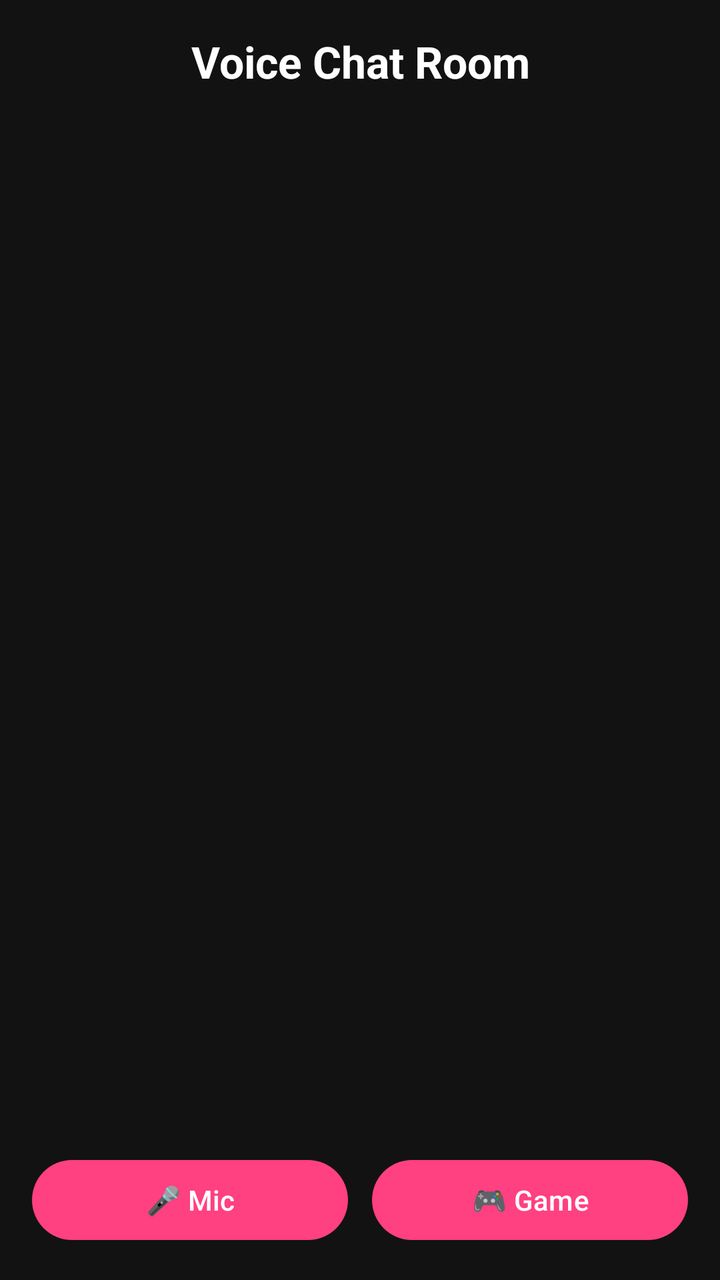
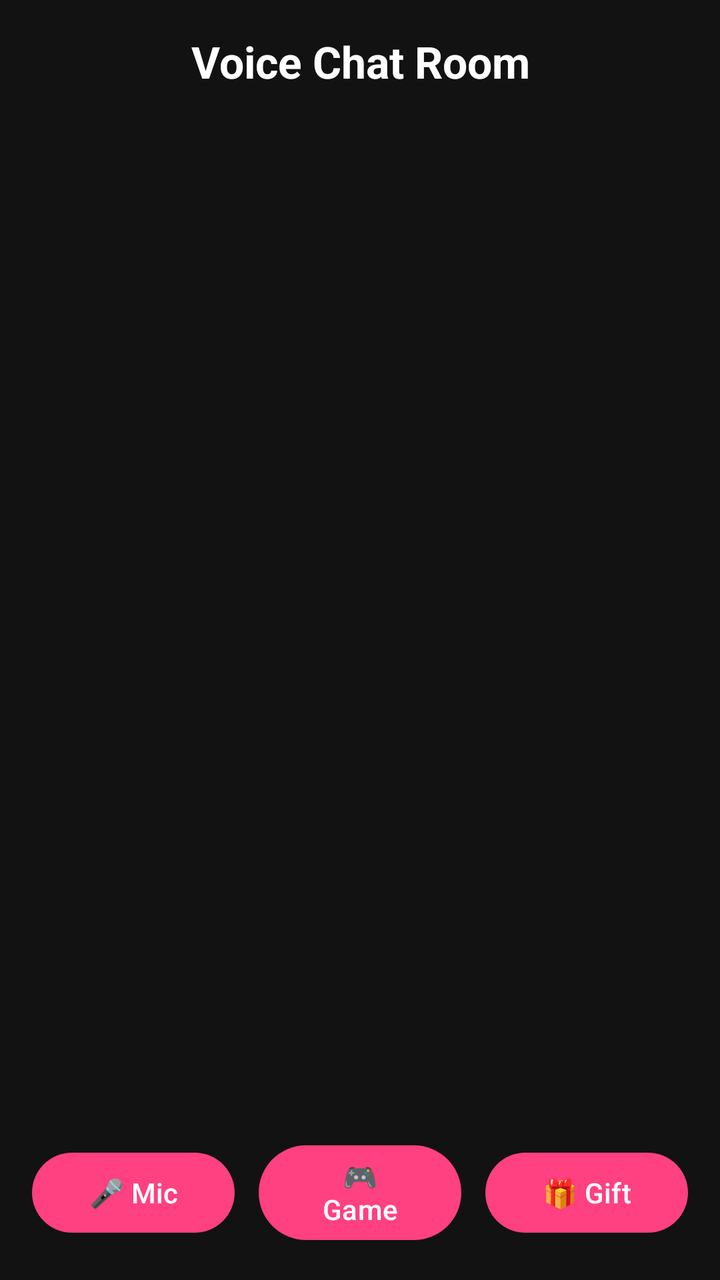

Two renders of the same Android screen: before a commit and after it. Below are the layout's source before the change and the commit's diff.
<!-- AndroidManifest.xml: application theme Theme.SRVoiceChat -->
<!-- res/layout/activity_chat_room.xml -->
<?xml version="1.0" encoding="utf-8"?>
<LinearLayout xmlns:android="http://schemas.android.com/apk/res/android"
    android:layout_width="match_parent"
    android:layout_height="match_parent"
    android:orientation="vertical"
    android:padding="16dp"
    android:background="#121212">

    <TextView
        android:layout_width="match_parent"
        android:layout_height="wrap_content"
        android:text="Voice Chat Room"
        android:textSize="22sp"
        android:textStyle="bold"
        android:textColor="#FFFFFF"
        android:gravity="center"
        android:layout_marginBottom="20dp"/>

    <GridLayout
        android:id="@+id/seatGrid"
        android:layout_width="match_parent"
        android:layout_height="0dp"
        android:layout_weight="1"
        android:columnCount="4"
        android:rowCount="2"
        android:alignmentMode="alignMargins"/>

    
    <LinearLayout
        android:layout_width="match_parent"
        android:layout_height="wrap_content"
        android:orientation="horizontal"
        android:gravity="center"
        android:layout_marginTop="16dp">

        <Button
            android:id="@+id/btnMic"
            android:layout_width="0dp"
            android:layout_weight="1"
            android:layout_height="wrap_content"
            android:text="🎤 Mic" />

        <Button
            android:id="@+id/btnGame"
            android:layout_width="0dp"
            android:layout_weight="1"
            android:layout_height="wrap_content"
            android:text="🎮 Game"
            android:layout_marginStart="12dp" />

    </LinearLayout>

</LinearLayout>
<!-- resources referenced by this layout -->
<resources>
  <style name="Theme.SRVoiceChat" parent="Theme.Material3.DayNight.NoActionBar">
          <item name="colorPrimary">#FF4081</item>
          <item name="android:statusBarColor">#FF4081</item>
          <item name="android:windowLightStatusBar">true</item>
      </style>
</resources>

<!-- the commit's change to res/layout/activity_chat_room.xml (unified diff, before → after) -->
@@ -14,7 +14,19 @@
         android:textStyle="bold"
         android:textColor="#FFFFFF"
         android:gravity="center"
-        android:layout_marginBottom="20dp"/>
+        android:layout_marginBottom="8dp"/>
+
+    
+    <TextView
+        android:id="@+id/txtSeatShow"
+        android:layout_width="match_parent"
+        android:layout_height="wrap_content"
+        android:text=""
+        android:textColor="#FFD700"
+        android:textSize="14sp"
+        android:textStyle="bold"
+        android:gravity="center"
+        android:layout_marginBottom="12dp"/>
 
     <GridLayout
         android:id="@+id/seatGrid"
@@ -48,6 +60,14 @@
             android:text="🎮 Game"
             android:layout_marginStart="12dp" />
 
+        <Button
+            android:id="@+id/btnGift"
+            android:layout_width="0dp"
+            android:layout_weight="1"
+            android:layout_height="wrap_content"
+            android:text="🎁 Gift"
+            android:layout_marginStart="12dp" />
+
     </LinearLayout>
 
 </LinearLayout>
